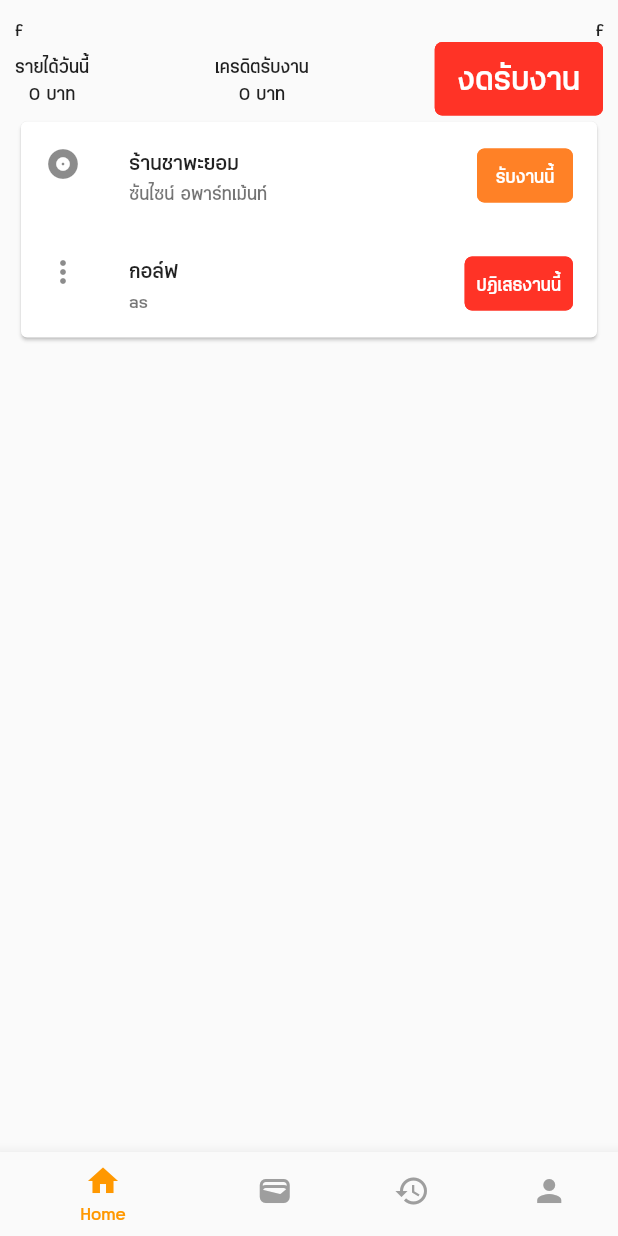
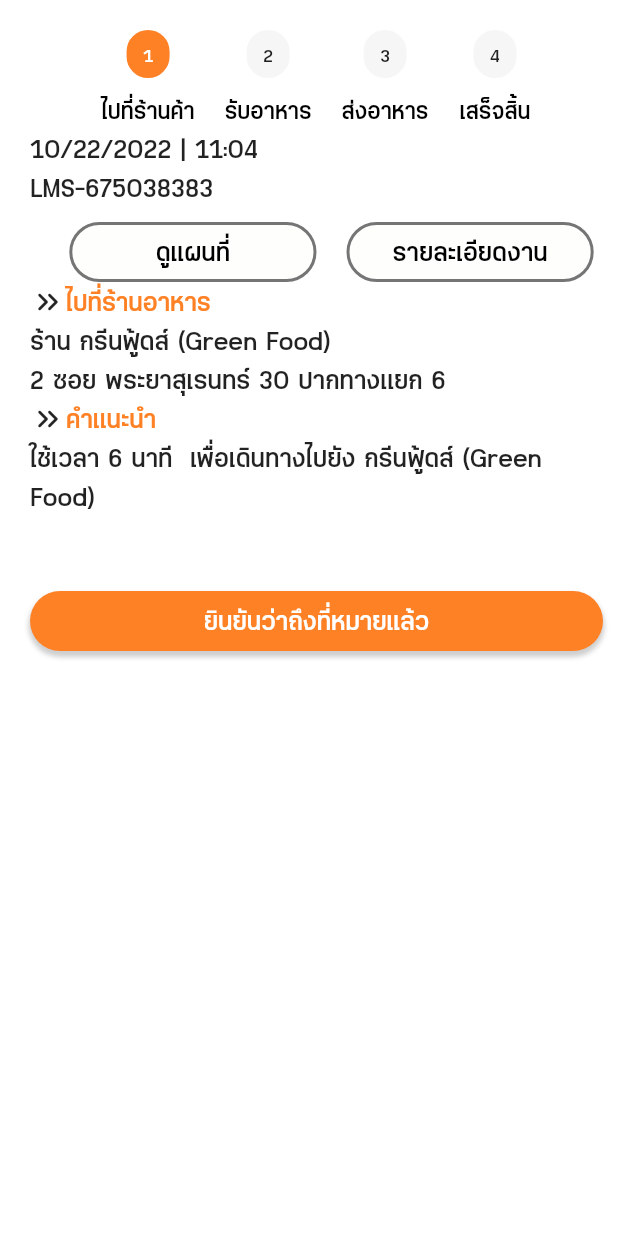
Before and after one commit to wongkhamdee/Numfu-delivery, a Flutter app: the screen it shows after launch, after a tap on "รับงานนี้", on a phone screen of 412 x 824 dp. Run offline on Flutter 3.47's test engine with Material 2 defaults, Android fonts, the light colour scheme and no system bars; our stand-ins replace carousel_slider, cloud_firestore, firebase_auth, firebase_core, firebase_database, font_awesome_flutter and 6 more; accounts and stored records are empty.

Commit message:
เพิ่มหน้า state การรับอาหาร

```diff
--- a/Code/rider/lib/screen/Mywork.dart
+++ b/Code/rider/lib/screen/Mywork.dart
@@ -1,4 +1,5 @@
 import 'package:flutter/material.dart';
+import 'package:rider/screen/accept_order1.dart';
 import '../utility/my_constant.dart';
 
 class Mywork extends StatefulWidget {
@@ -79,7 +80,12 @@ class _MyworkState extends State<Mywork> {
                 TextButton(
                     child: const Text('รับงานนี้',
                         style: TextStyle(color: Color(0xffffffff))),
-                    onPressed: () {/* ... */},
+                    onPressed: () {
+                      Navigator.push(context,
+                          MaterialPageRoute(builder: (context) {
+                        return ACPT_order1();
+                      }));
+                    },
                     style: ButtonStyle(
                         backgroundColor:
                             MaterialStateProperty.all(Color(0xffFF8126)),
--- /dev/null
+++ b/Code/rider/lib/screen/accept_order1.dart
@@ -0,0 +1,232 @@
+import 'package:flutter/material.dart';
+import 'package:rider/screen/accept_order2.dart';
+import '../utility/my_constant.dart';
+
+class ACPT_order1 extends StatefulWidget {
+  const ACPT_order1({super.key});
+
+  @override
+  State<ACPT_order1> createState() => _ACPT_order1State();
+}
+
+class _ACPT_order1State extends State<ACPT_order1> {
+  @override
+  Widget build(BuildContext context) {
+    double size = MediaQuery.of(context).size.width;
+    return Scaffold(
+      backgroundColor: Colors.white,
+      body: Padding(
+          padding: const EdgeInsets.fromLTRB(20, 10, 10, 0),
+          child: Center(
+            child: ListView(
+              children: [
+                buildState(),
+                Text(
+                  '10/22/2022 | 11:04',
+                  style: TextStyle(fontSize: 20),
+                ),
+                Text(
+                  'LMS-675038383',
+                  style: TextStyle(fontSize: 20),
+                ),
+                Row(
+                  mainAxisAlignment: MainAxisAlignment.center,
+                  children: [
+                    Container(
+                      margin: EdgeInsets.only(left: 20, top: 10),
+                      width: size * 0.4,
+                      height: 40,
+                      decoration: BoxDecoration(
+                        border: Border.all(
+                          color: MyCostant.dark,
+                          width: 2,
+                        ),
+                        borderRadius: BorderRadius.circular(20),
+                        color: MyCostant.dark2,
+                      ),
+                      child: Center(
+                        child: Text(
+                          "ดูแผนที่",
+                          style: MyCostant().h6_2button(),
+                        ),
+                      ),
+                    ),
+                    Container(
+                      margin: EdgeInsets.only(left: 20, top: 10),
+                      width: size * 0.4,
+                      height: 40,
+                      decoration: BoxDecoration(
+                        border: Border.all(
+                          color: MyCostant.dark,
+                          width: 2,
+                        ),
+                        borderRadius: BorderRadius.circular(20),
+                        color: MyCostant.dark2,
+                      ),
+                      child: Center(
+                        child: Text(
+                          "รายละเอียดงาน",
+                          style: MyCostant().h6_2button(),
+                        ),
+                      ),
+                    ),
+                  ],
+                ),
+                Row(
+                  children: [
+                    Icon(Icons.keyboard_double_arrow_right_rounded),
+                    Text(
+                      'ไปที่ร้านอาหาร',
+                      style: TextStyle(fontSize: 20, color: MyCostant.primary),
+                    ),
+                  ],
+                ),
+                Text(
+                  'ร้าน กรีนฟู้ดส์ (Green Food)',
+                  style: TextStyle(fontSize: 20),
+                ),
+                Text(
+                  '2 ซอย พระยาสุเรนทร์ 30 ปากทางเเยก 6',
+                  style: TextStyle(fontSize: 20),
+                ),
+                Row(
+                  children: [
+                    Icon(Icons.keyboard_double_arrow_right_rounded),
+                    Text(
+                      'คำเเนะนำ',
+                      style: TextStyle(fontSize: 20, color: MyCostant.primary),
+                    ),
+                  ],
+                ),
+                Text(
+                  'ใช้เวลา 6 นาที  เพื่อเดินทางไปยัง กรีนฟู้ดส์ (Green Food)',
+                  style: TextStyle(fontSize: 20),
+                ),
+                buildNext(context, size),
+              ],
+            ),
+          )),
+    );
+  }
+
+  Row buildState() {
+    return Row(
+      mainAxisAlignment: MainAxisAlignment.center,
+      children: [
+        Column(
+          children: [
+            Container(
+              margin: EdgeInsets.all(10),
+              padding: EdgeInsets.all(5),
+              decoration: BoxDecoration(
+                  color: Color(0xffFF8126),
+                  borderRadius: BorderRadius.circular(1000),
+                  border: Border.all(width: 2, color: Color(0xffFF8126))),
+              child: Text(
+                ' 1 ',
+                style: TextStyle(color: MyCostant.white),
+              ),
+            ),
+            Text(
+              'ไปที่ร้านค้า',
+              style: MyCostant().h3Style(),
+            ),
+          ],
+        ),
+        SizedBox(
+          width: 20,
+        ),
+        Column(
+          children: [
+            Container(
+              margin: EdgeInsets.all(10),
+              padding: EdgeInsets.all(5),
+              decoration: BoxDecoration(
+                  color: Color(0xffF6F6F6),
+                  borderRadius: BorderRadius.circular(1000),
+                  border: Border.all(width: 2, color: Color(0xffF6F6F6))),
+              child: Text(' 2 '),
+            ),
+            Text(
+              'รับอาหาร',
+              style: MyCostant().h3Style(),
+            ),
+          ],
+        ),
+        SizedBox(
+          width: 20,
+        ),
+        Column(
+          children: [
+            Container(
+              margin: EdgeInsets.all(10),
+              padding: EdgeInsets.all(5),
+              decoration: BoxDecoration(
+                  color: Color(0xffF6F6F6),
+                  borderRadius: BorderRadius.circular(1000),
+                  border: Border.all(width: 2, color: Color(0xffF6F6F6))),
+              child: Text(' 3 '),
+            ),
+            Text(
+              'ส่งอาหาร',
+              style: MyCostant().h3Style(),
+            ),
+          ],
+        ),
+        SizedBox(
+          width: 20,
+        ),
+        Column(
+          children: [
+            Container(
+              margin: EdgeInsets.all(10),
+              padding: EdgeInsets.all(5),
+              decoration: BoxDecoration(
+                  color: Color(0xffF6F6F6),
+                  borderRadius: BorderRadius.circular(1000),
+                  border: Border.all(width: 2, color: Color(0xffF6F6F6))),
+              child: Text(' 4 '),
+            ),
+            Text(
+              'เสร็จสิ้น',
+              style: MyCostant().h3Style(),
+            ),
+          ],
+        ),
+      ],
+    );
+  }
+
+  GestureDetector buildNext(BuildContext context, double size) {
+    return GestureDetector(
+      onTap: () {
+        Navigator.push(context, MaterialPageRoute(builder: (context) {
+          return ACPT_order2();
+        }));
+      },
+      child: Container(
+        margin: EdgeInsets.only(top: 50),
+        width: size * 0.9,
+        height: 40,
+        decoration: BoxDecoration(
+          borderRadius: BorderRadius.circular(30),
+          color: MyCostant.primary,
+          boxShadow: [
+            BoxShadow(
+              color: Colors.grey.withOpacity(0.5),
+              spreadRadius: 1,
+              blurRadius: 2,
+              offset: Offset(0, 3),
+            ),
+          ],
+        ),
+        child: Center(
+          child: Text(
+            "ยินยันว่าถึงที่หมายแล้ว",
+            style: MyCostant().h5button(),
+          ),
+        ),
+      ),
+    );
+  }
+}
--- /dev/null
+++ b/Code/rider/lib/screen/accept_order2.dart
@@ -0,0 +1,35 @@
+import 'package:flutter/material.dart';
+import '../utility/my_constant.dart';
+
+class ACPT_order2 extends StatefulWidget {
+  const ACPT_order2({super.key});
+
+  @override
+  State<ACPT_order2> createState() => _ACPT_order2State();
+}
+
+class _ACPT_order2State extends State<ACPT_order2> {
+  @override
+  Widget build(BuildContext context) {
+    return Scaffold(
+      appBar: AppBar(
+        automaticallyImplyLeading: false,
+        centerTitle: true,
+        title: Text(
+          'กระเป๋าเงิน',
+          style: MyCostant().headStyle(),
+        ),
+        backgroundColor: Colors.white,
+        elevation: 0,
+      ),
+      backgroundColor: Colors.white,
+      body: Padding(
+          padding: const EdgeInsets.fromLTRB(10, 10, 10, 0),
+          child: Center(
+            child: ListView(
+              children: [],
+            ),
+          )),
+    );
+  }
+}
```
